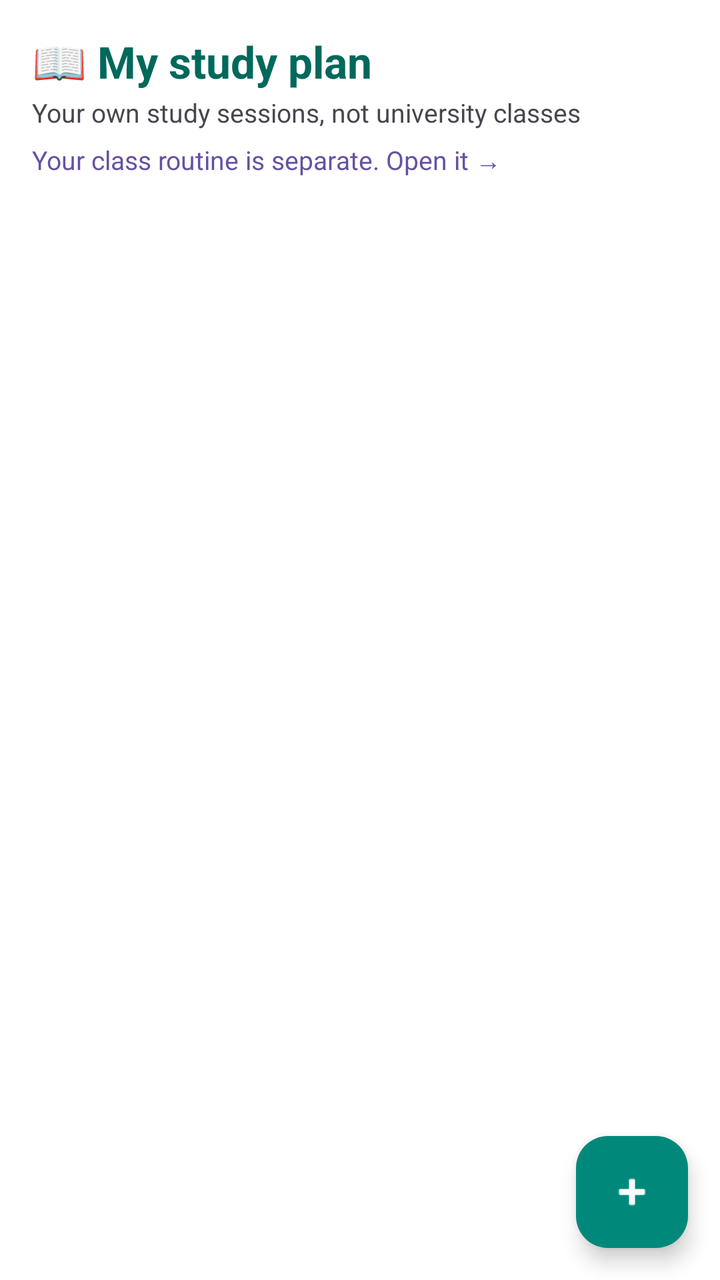
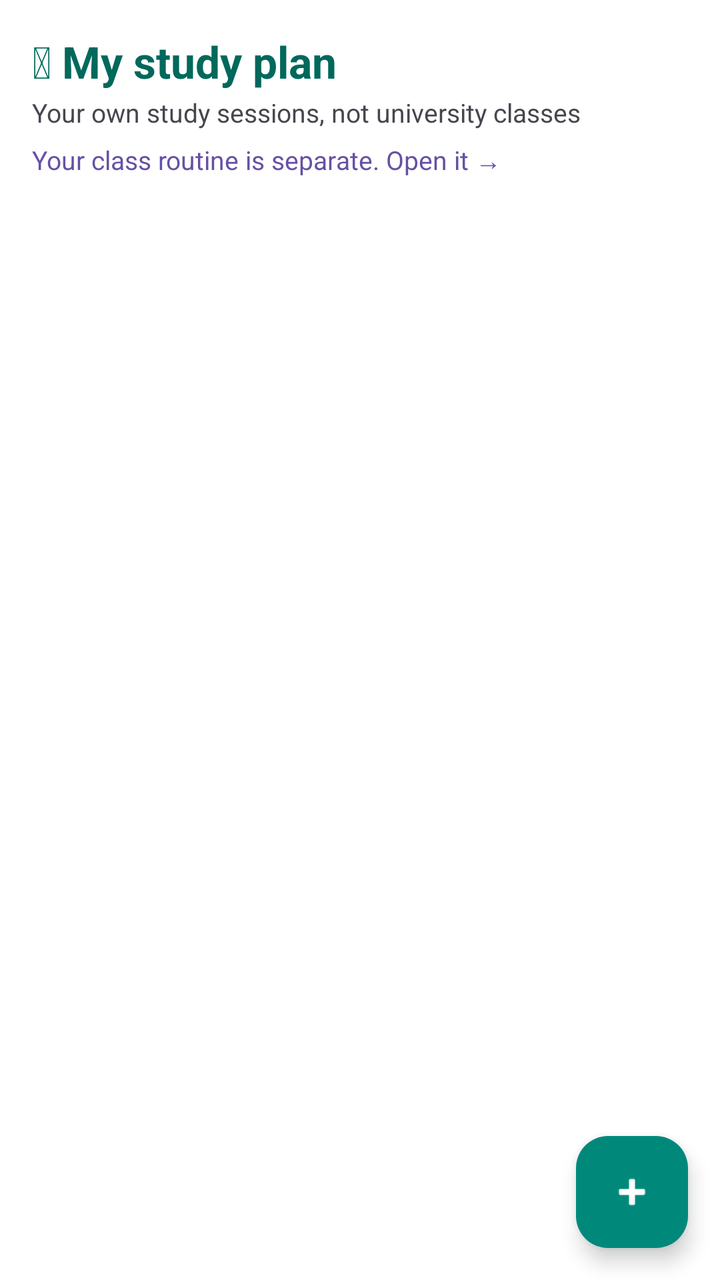

The first picture is an Android layout as it rendered before a commit; the second is the same layout after the commit. The layout source and the unified diff follow.
<!-- AndroidManifest.xml: activity theme Theme.CampusCompanion.Trampoline -->
<!-- res/layout/activity_study.xml -->
<?xml version="1.0" encoding="utf-8"?>
<androidx.coordinatorlayout.widget.CoordinatorLayout
    xmlns:android="http://schemas.android.com/apk/res/android"
    xmlns:app="http://schemas.android.com/apk/res-auto"
    android:layout_width="match_parent"
    android:layout_height="match_parent">

    <LinearLayout
        android:layout_width="match_parent"
        android:layout_height="match_parent"
        android:orientation="vertical">

        <LinearLayout
            android:layout_width="match_parent"
            android:layout_height="wrap_content"
            android:orientation="vertical"
            android:paddingHorizontal="16dp"
            android:paddingTop="16dp">

            <TextView
                android:layout_width="match_parent"
                android:layout_height="wrap_content"
                android:text="&#128214; My study plan"
                android:textColor="@color/study_teal_text"
                android:textSize="22sp"
                android:textStyle="bold" />

            <TextView
                android:layout_width="match_parent"
                android:layout_height="wrap_content"
                android:layout_marginTop="2dp"
                android:text="Your own study sessions, not university classes"
                android:textColor="?attr/colorOnSurfaceVariant"
                android:textSize="13sp" />

            <TextView
                android:id="@+id/tvClassLink"
                android:layout_width="wrap_content"
                android:layout_height="wrap_content"
                android:paddingVertical="6dp"
                android:text="Your class routine is separate. Open it &#8594;"
                android:textColor="?attr/colorPrimary"
                android:textSize="13sp" />

            <TextView
                android:id="@+id/tvTotal"
                android:layout_width="wrap_content"
                android:layout_height="wrap_content"
                android:layout_marginTop="4dp"
                android:background="#1F00897B"
                android:paddingHorizontal="12dp"
                android:paddingVertical="4dp"
                android:textColor="@color/study_teal_text"
                android:textSize="13sp"
                android:textStyle="bold"
                android:visibility="gone" />
        </LinearLayout>

        <FrameLayout
            android:layout_width="match_parent"
            android:layout_height="0dp"
            android:layout_marginTop="8dp"
            android:layout_weight="1">

            <androidx.recyclerview.widget.RecyclerView
                android:id="@+id/recycler"
                android:layout_width="match_parent"
                android:layout_height="match_parent"
                android:clipToPadding="false"
                android:paddingBottom="88dp" />

            <TextView
                android:id="@+id/emptyText"
                android:layout_width="wrap_content"
                android:layout_height="wrap_content"
                android:layout_gravity="center"
                android:gravity="center"
                android:text="No study sessions yet.\nTap + to plan one."
                android:visibility="gone" />
        </FrameLayout>
    </LinearLayout>

    <com.google.android.material.floatingactionbutton.FloatingActionButton
        android:id="@+id/fabAdd"
        android:layout_width="wrap_content"
        android:layout_height="wrap_content"
        android:layout_gravity="bottom|end"
        android:layout_margin="16dp"
        android:contentDescription="Add study session"
        android:src="@android:drawable/ic_input_add"
        app:backgroundTint="@color/study_teal"
        app:tint="@android:color/white" />
</androidx.coordinatorlayout.widget.CoordinatorLayout>
<!-- resources referenced by this layout -->
<resources>
  <color name="study_teal">#00897B</color>
  <color name="study_teal_text">#00695C</color>
  <style name="Theme.CampusCompanion.Trampoline" parent="Theme.CampusCompanion">
          <item name="android:windowIsTranslucent">true</item>
          <item name="android:windowBackground">@android:color/transparent</item>
          <item name="android:windowAnimationStyle">@null</item>
          <item name="android:windowNoTitle">true</item>
      </style>
  <style name="Theme.CampusCompanion" parent="Base.Theme.CampusCompanion" />
  <style name="Base.Theme.CampusCompanion" parent="Theme.Material3.DayNight.NoActionBar">
          
      </style>
</resources>

<!-- the commit's change to res/layout/activity_study.xml (unified diff, before → after) -->
@@ -75,7 +75,7 @@
                 android:layout_height="wrap_content"
                 android:layout_gravity="center"
                 android:gravity="center"
-                android:text="No study sessions yet.\nTap + to plan one."
+                android:text="&#128214;&#10;No study sessions yet&#10;Tap + to plan your first one."
                 android:visibility="gone" />
         </FrameLayout>
     </LinearLayout>
